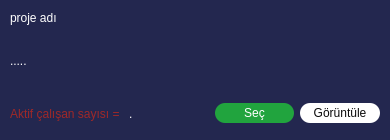
The window that UI/ui_project_window.ui (Hamza-Bayar-2/TaskJam) describes before a commit, drawn with Qt 5.
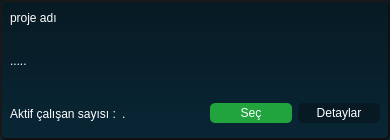
The same window after the commit.

Commit message: taskAdd, projectUpdate, sayfaları oluşturuldu ve tasarım değşikliği.

```diff
--- a/UI/ui_project_window.ui
+++ b/UI/ui_project_window.ui
@@ -28,11 +28,15 @@
   <property name="styleSheet">
    <string notr="true">*{
 border : none ;
-border-radius : 10px;
-background-color: rgb(35, 39, 79);
+border-radius : 5px;
 color: rgb(255, 255, 255);
-font: 11pt &quot;MS Shell Dlg 2&quot;;
-}</string>
+font: 11pt &quot;Montserrat&quot;;
+}
+QWidget#ProjectWindow{
+background: qlineargradient(x1:0, y1:0, x2:0, y2:1, stop:0 rgb(7, 26, 35), stop:1 rgb(9, 38, 53));
+border : 2px outset rgb(16, 16, 16);
+}
+</string>
   </property>
   <layout class="QVBoxLayout" name="verticalLayout">
    <property name="spacing">
@@ -70,6 +74,9 @@
       </property>
       <item>
        <widget class="QLabel" name="project_name">
+        <property name="styleSheet">
+         <string notr="true">font: 1000 11pt &quot;Montserrat&quot;;</string>
+        </property>
         <property name="text">
          <string>proje adı</string>
         </property>
@@ -88,7 +95,7 @@
    <item>
     <widget class="QLabel" name="project_describe">
      <property name="sizePolicy">
-      <sizepolicy hsizetype="Maximum" vsizetype="Preferred">
+      <sizepolicy hsizetype="Minimum" vsizetype="Preferred">
        <horstretch>0</horstretch>
        <verstretch>0</verstretch>
       </sizepolicy>
@@ -104,6 +111,11 @@
    </item>
    <item>
     <widget class="QFrame" name="bottom_row_frame">
+     <property name="styleSheet">
+      <string notr="true">QPushButton{
+font:  9pt &quot;Montserrat&quot;;
+}</string>
+     </property>
      <property name="frameShape">
       <enum>QFrame::StyledPanel</enum>
      </property>
@@ -120,15 +132,20 @@
       <item>
        <widget class="QLabel" name="workers_amount_label_2">
         <property name="styleSheet">
-         <string notr="true">color: rgb(158, 40, 40);</string>
+         <string notr="true">color: rgb(255, 255, 255);
+font: 9pt &quot;Montserrat&quot;;</string>
         </property>
         <property name="text">
-         <string>Aktif çalışan sayısı = </string>
+         <string>Aktif çalışan sayısı :</string>
         </property>
        </widget>
       </item>
       <item>
        <widget class="QLabel" name="amount_label_2">
+        <property name="styleSheet">
+         <string notr="true">color: rgb(255, 255, 255);
+font: 1000 9pt &quot;Montserrat&quot;;</string>
+        </property>
         <property name="text">
          <string>.</string>
         </property>
@@ -159,11 +176,11 @@
          </size>
         </property>
         <property name="styleSheet">
-         <string notr="true">background-color: rgb(255, 255, 255);
-color: rgb(10, 10, 10);</string>
+         <string notr="true">background-color: rgb(7, 26, 35);
+color: rgb(255, 255, 255);</string>
         </property>
         <property name="text">
-         <string>Görüntüle</string>
+         <string>Detaylar</string>
         </property>
        </widget>
       </item>
```
The commit also changes 49 other files.
